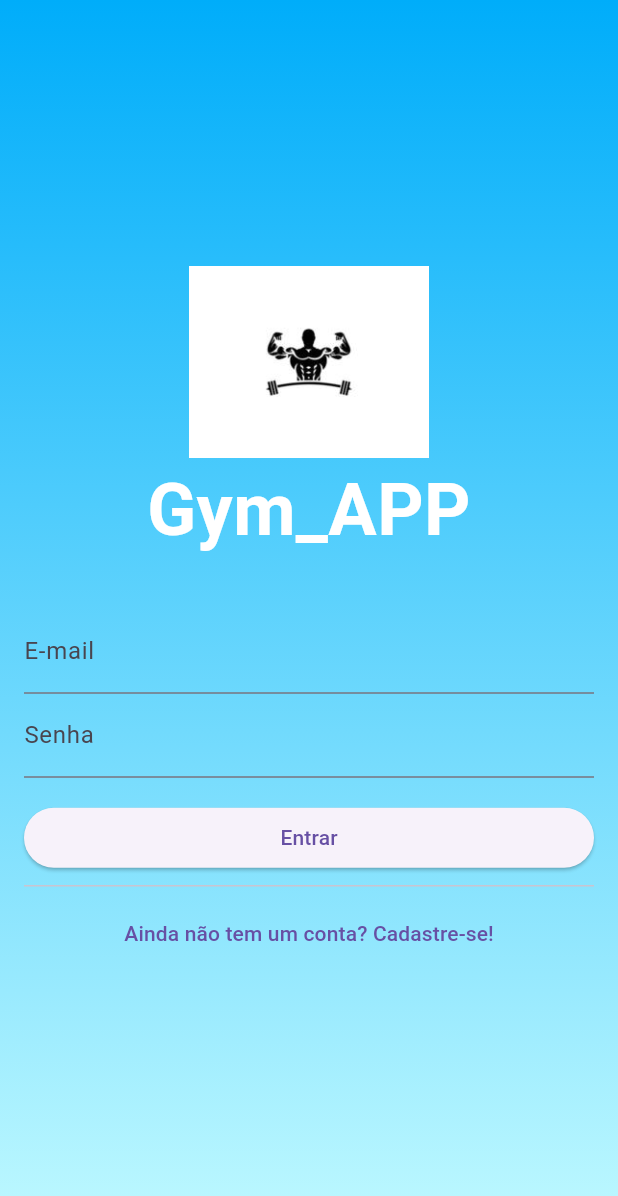
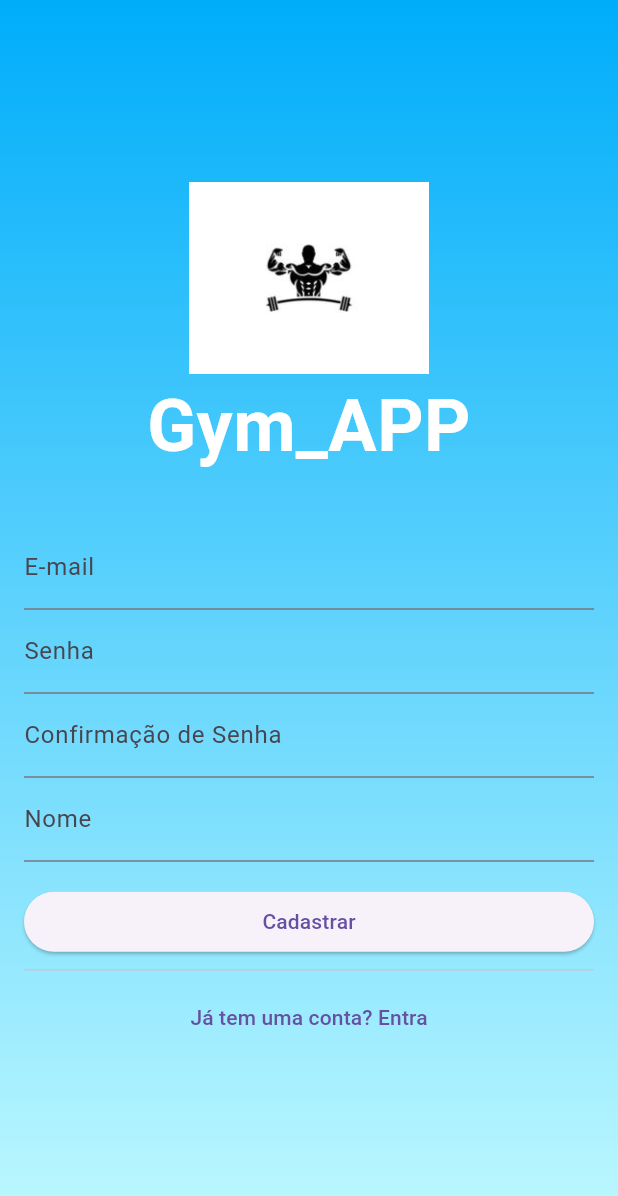
Before and after one commit to YasminSouzaL/repos_tes, a Flutter app: the screen it shows after launch, after a tap on "Ainda não tem um conta? Cadastre-se!", on a phone screen of 412 x 824 dp. Shown: the top 1196 px of the screen. Run offline on Flutter 3.47's test engine with Material 3 defaults, Android fonts, the phone set to English and light mode, and no system bars.

Commit message:
Refatorar tela de autenticação e adicionar campos de e-mail e senha

```diff
--- a/primeira/lib/telas/autenticacao_tela.dart
+++ b/primeira/lib/telas/autenticacao_tela.dart
@@ -31,6 +31,8 @@ class _AutenticacaoTelaState extends State<AutenticacaoTela> {
           Padding(
             padding: const EdgeInsets.all(16.0),
             child: Form(
+              child: Center(
+                child: SingleChildScrollView(
                   child: Column(
                     mainAxisAlignment: MainAxisAlignment.center,
                     crossAxisAlignment: CrossAxisAlignment.stretch,
@@ -56,6 +58,24 @@ class _AutenticacaoTelaState extends State<AutenticacaoTela> {
                         ),
                         obscureText: true,
                       ),
+                      Visibility(
+                        visible: !queroEntrar,
+                        child: Column(
+                          children: [
+                            TextFormField(
+                              decoration: const InputDecoration(
+                                label: Text("Confirmação de Senha"),
+                              ),
+                              obscureText: true,
+                            ),
+                            TextFormField(
+                              decoration: const InputDecoration(
+                                label: Text("Nome"),
+                              ),
+                            ),
+                          ],
+                        ),
+                      ),
                       SizedBox(height: 16,),
                       ElevatedButton(
                         onPressed: (){},
@@ -63,10 +83,16 @@ class _AutenticacaoTelaState extends State<AutenticacaoTela> {
                       ),
                       Divider(),
                       TextButton(
-                    onPressed: () {},
-                    child: const Text("Ainda não tem um conta? Cadastre-se!"),
+                        onPressed: () {
+                          setState(() {
+                            queroEntrar = !queroEntrar;
+                          });
+                        },
+                        child: Text((queroEntrar) ? "Ainda não tem um conta? Cadastre-se!" : "Já tem uma conta? Entra"),
                       ),
                     ],
+                  ),
+                ),
               ),
             ),
           ),
```
Lines whose indentation alone changed are shown as unchanged.
